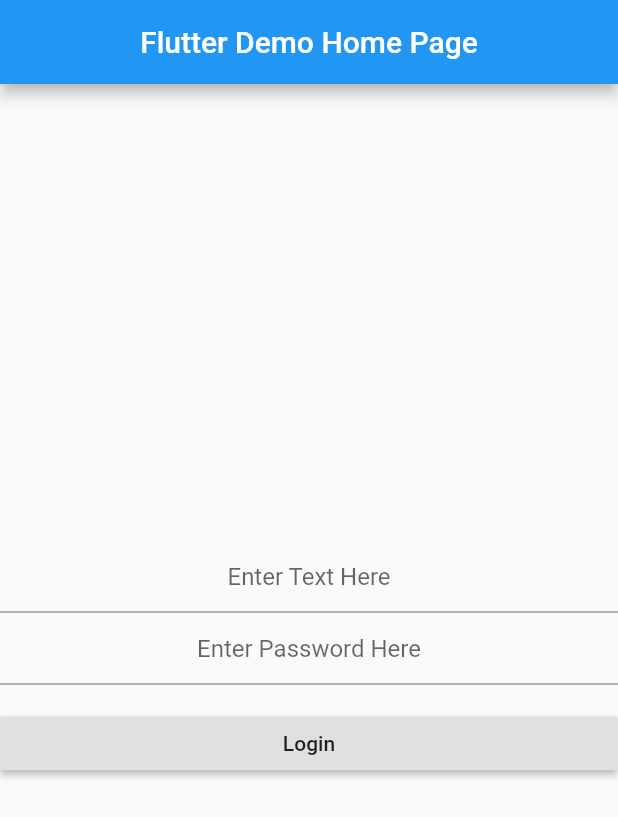
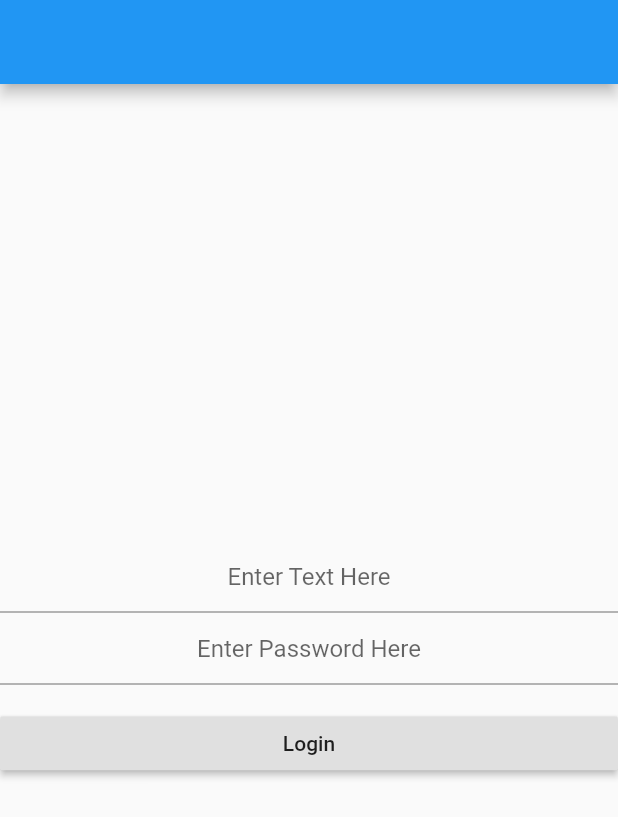
Before and after one commit to Ayu5h5hakya/codemagicplayground, a Flutter app: the screen it shows after launch, on a phone screen of 412 x 824 dp. Shown: the top 817 px of the screen. Run offline on Flutter 3.47's test engine with Material 2 defaults, Android fonts, the light colour scheme and no system bars.

Commit message:
update page title

```diff
--- a/lib/main.dart
+++ b/lib/main.dart
@@ -7,11 +7,12 @@ class MyApp extends StatelessWidget {
   @override
   Widget build(BuildContext context) {
     return MaterialApp(
-      title: 'Flutter Demo',
+      title: String.fromEnvironment("API_URL", defaultValue: ""),
       theme: ThemeData(
         primarySwatch: Colors.blue,
       ),
-      home: MyHomePage(title: 'Flutter Demo Home Page'),
+      home: MyHomePage(
+          title: String.fromEnvironment("API_URL", defaultValue: "")),
     );
   }
 }
```
